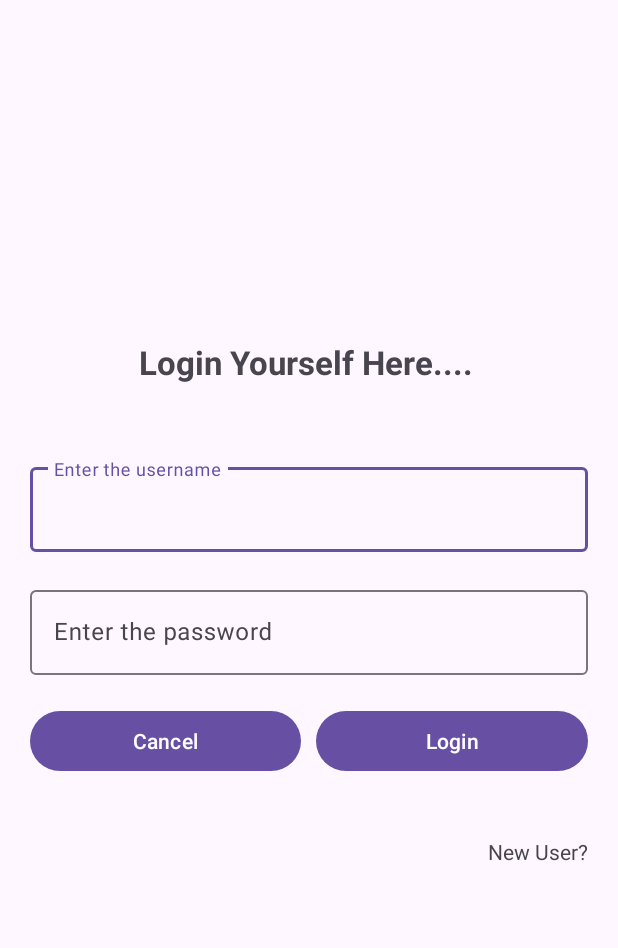
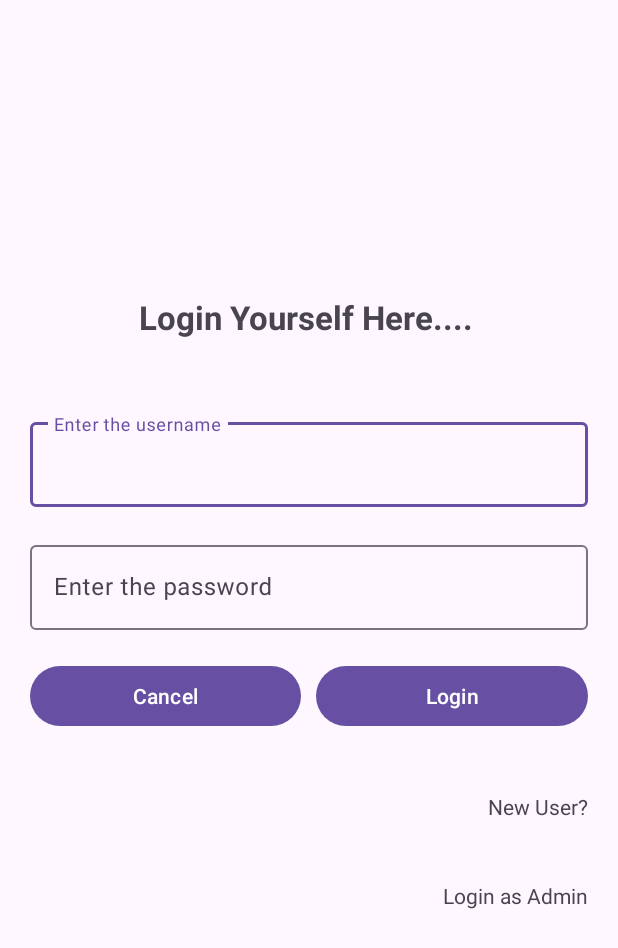
Before and after one commit to Ans247/FitSync, an Android app: the screen it shows after launch (MainActivity), on a phone screen of 412 x 824 dp. Shown: the top 948 px of the screen. Run offline under Robolectric (Android 15) with nearby library versions, the phone set to English and light mode, and no system bars; our stand-ins replace Firebase (no records; nobody signed in at launch, a user with empty details on screens opened directly).

Commit message:
Login And SignUp Authentication for both User Roles

```diff
--- a/app/build.gradle.kts
+++ b/app/build.gradle.kts
@@ -40,8 +40,13 @@ dependencies {
     implementation(libs.constraintlayout)
     implementation(libs.firebase.auth)
     implementation(libs.firebase.database)
+    implementation(libs.firebase.firestore)
     testImplementation(libs.junit)
     androidTestImplementation(libs.ext.junit)
     androidTestImplementation(libs.espresso.core)
+    implementation ("com.github.bumptech.glide:glide:4.16.0")
+    implementation ("com.google.android.gms:play-services-auth:21.2.0")
+
+
 
 }
--- a/app/src/main/java/com/example/fitsync/MainActivity.java
+++ b/app/src/main/java/com/example/fitsync/MainActivity.java
@@ -145,7 +145,7 @@ public class MainActivity extends AppCompatActivity {
                             if (task.isSuccessful()) {
                                 // Log in success
                                 Toast.makeText(MainActivity.this, "Admin Login Successful", Toast.LENGTH_SHORT).show();
-                                // startActivity(new Intent(MainActivity.this, Home.class));
+                                 //startActivity(new Intent(MainActivity.this, AdminHome.class));
                                 finish();
                             } else {
                                 // If sign in fails, display a message to the user.
@@ -170,17 +170,26 @@ public class MainActivity extends AppCompatActivity {
 
     private void init() {
         manager = getSupportFragmentManager();
+        adminLoginFrag=manager.findFragmentById(R.id.adminLogin);
         loginFrag = manager.findFragmentById(R.id.loginfrag);
         signupFrag = manager.findFragmentById(R.id.signupfrag);
-        adminLoginFrag=manager.findFragmentById(R.id.adminLogin);
+
+
+        if (adminLoginFrag != null) {
+            adminLoginFragView = adminLoginFrag.getView();
+        }
         if (loginFrag != null) {
             loginFragView = loginFrag.getView();
         }
         if (signupFrag != null) {
             signupFragView = signupFrag.getView();
         }
-        if (adminLoginFrag != null) {
-            adminLoginFragView = adminLoginFrag.getView();
+        if(adminLoginFragView != null ) {
+
+            etUsernameA = adminLoginFragView.findViewById(R.id.etUsernameA);
+            etPasswordA = adminLoginFragView.findViewById(R.id.etPasswordA);
+            btnLoginA =   adminLoginFragView.findViewById(R.id.btnLoginA);
+            btnCancelA = adminLoginFragView.findViewById(R.id.btnCancelA);
         }
         // Perform null checks before accessing views inside fragments
         if (signupFragView != null) {
@@ -197,17 +206,13 @@ public class MainActivity extends AppCompatActivity {
             etPasswordL = loginFragView.findViewById(R.id.etPassword);
             btnLogin = loginFragView.findViewById(R.id.btnLogin);
             btnCancelL = loginFragView.findViewById(R.id.btnCancel);
+            tvAdmin =loginFragView.findViewById(R.id.tvAdmin);
         }
-        if(adminLoginFragView!= null ) {
-            tvSignup = loginFragView.findViewById(R.id.tvSignup);
-            etUsernameL = loginFragView.findViewById(R.id.etUsername);
-            etPasswordL = loginFragView.findViewById(R.id.etPassword);
-            btnLogin = loginFragView.findViewById(R.id.btnLogin);
-            btnCancelL = loginFragView.findViewById(R.id.btnCancel);
-        }
+
 
         manager.beginTransaction()
                 .hide(signupFrag)
+                .hide(adminLoginFrag)
                 .commit();
     }
 }
--- a/app/src/main/res/layout/activity_main.xml
+++ b/app/src/main/res/layout/activity_main.xml
@@ -25,8 +25,8 @@
     <fragment
         android:layout_width="match_parent"
         android:layout_height="match_parent"
-        class="com.example.fitsync.SignUpFrag"
-        tools:layout="@layout/fragment_sign_up"
+        class="com.example.fitsync.AdminLogin"
+        tools:layout="@layout/fragment_admin_login"
         android:id="@+id/adminLogin"
         />
 </LinearLayout>
--- a/app/src/main/res/layout/fragment_login.xml
+++ b/app/src/main/res/layout/fragment_login.xml
@@ -80,5 +80,15 @@
         android:id="@+id/tvSignup"
         android:layout_margin="20dp"
         />
+    <TextView
+        android:layout_width="match_parent"
+        android:layout_height="wrap_content"
+        android:text="Login as Admin"
+        android:gravity="right"
+        android:id="@+id/tvAdmin"
+        android:layout_margin="20dp"
+        />
+
+
 
 </LinearLayout>
--- a/app/src/main/res/values/strings.xml
+++ b/app/src/main/res/values/strings.xml
@@ -2,4 +2,5 @@
     <string name="app_name">Fit Sync</string>
     <!-- TODO: Remove or change this placeholder text -->
     <string name="hello_blank_fragment">Hello blank fragment</string>
+    <string name="client_id">356033021292-msm5t8gh9k5oqqic5bofn9rk0pfkji9t.apps.googleusercontent.com</string>
 </resources>
--- a/build.gradle.kts
+++ b/build.gradle.kts
@@ -6,4 +6,5 @@ buildscript {
 // Top-level build file where you can add configuration options common to all sub-projects/modules.
 plugins {
     alias(libs.plugins.androidApplication) apply false
+    alias(libs.plugins.googleGmsGoogleServices) apply false
 }
--- a/gradle/libs.versions.toml
+++ b/gradle/libs.versions.toml
@@ -10,6 +10,8 @@ constraintlayout = "2.1.4"
 googleServices = "4.4.2"
 firebaseAuth = "23.0.0"
 firebaseDatabase = "21.0.0"
+googleGmsGoogleServices = "4.4.2"
+firebaseFirestore = "25.0.0"
 
 [libraries]
 junit = { group = "junit", name = "junit", version.ref = "junit" }
@@ -22,6 +24,8 @@ constraintlayout = { group = "androidx.constraintlayout", name = "constraintlayo
 google-services = { group = "com.google.gms", name = "google-services", version.ref = "googleServices" }
 firebase-auth = { group = "com.google.firebase", name = "firebase-auth", version.ref = "firebaseAuth" }
 firebase-database = { group = "com.google.firebase", name = "firebase-database", version.ref = "firebaseDatabase" }
+firebase-firestore = { group = "com.google.firebase", name = "firebase-firestore", version.ref = "firebaseFirestore" }
 
 [plugins]
 androidApplication = { id = "com.android.application", version.ref = "agp" }
+googleGmsGoogleServices = { id = "com.google.gms.google-services", version.ref = "googleGmsGoogleServices" }
```
Also changed, not shown: app/src/main/res/layout/fragment_admin_login.xml (+6 -6 lines).
